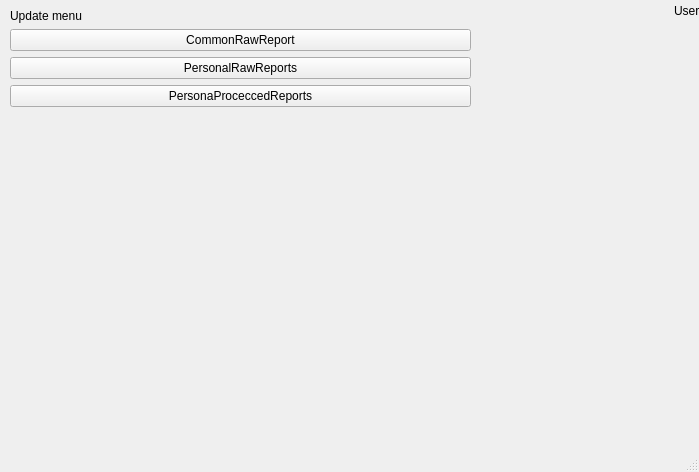
Before: the Qt Designer form Dose/mainwindow.ui in ILisun24121981/Dose, drawn with Qt 5.
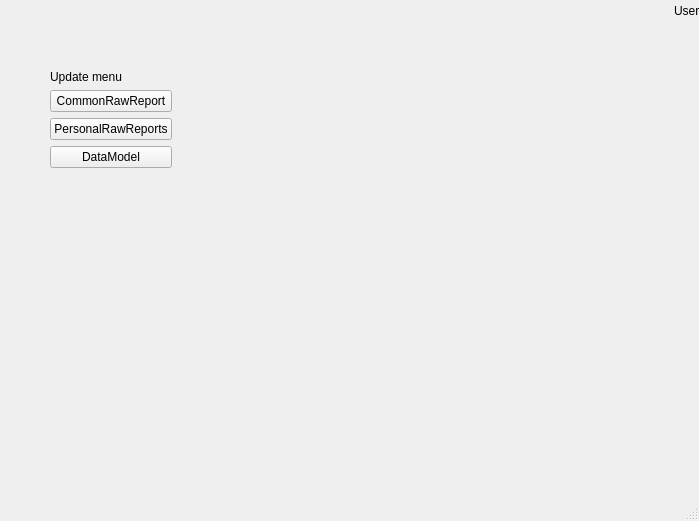
After: the same form once the commit is applied.

Commit message: реализовал функцию парсинга данных для постоения графика из текстового файла get_data класса  Data_Model

Patch:
```diff
--- a/Dose/mainwindow.ui
+++ b/Dose/mainwindow.ui
@@ -7,12 +7,12 @@
     <x>0</x>
     <y>0</y>
     <width>699</width>
-    <height>472</height>
+    <height>521</height>
    </rect>
   </property>
   <property name="minimumSize">
    <size>
-    <width>500</width>
+    <width>300</width>
     <height>300</height>
    </size>
   </property>
@@ -55,17 +55,21 @@
    <widget class="QWidget" name="horizontalLayoutWidget_2">
     <property name="geometry">
      <rect>
-      <x>10</x>
-      <y>9</y>
-      <width>461</width>
-      <height>241</height>
+      <x>50</x>
+      <y>70</y>
+      <width>541</width>
+      <height>391</height>
      </rect>
     </property>
-    <layout class="QHBoxLayout" name="horizontalLayout_2">
+    <layout class="QHBoxLayout" name="horizontalLayout_4">
      <item>
       <layout class="QVBoxLayout" name="verticalLayout_3">
        <item>
-        <widget class="QLabel" name="label_2">
+        <layout class="QHBoxLayout" name="horizontalLayout_2">
+         <item>
+          <layout class="QVBoxLayout" name="verticalLayout_2">
+           <item>
+            <widget class="QLabel" name="label_3">
          <property name="text">
           <string>Update menu</string>
          </property>
@@ -86,14 +90,75 @@
         </widget>
        </item>
        <item>
-        <widget class="QPushButton" name="btn_ProcPerRawReps">
+            <widget class="QPushButton" name="btn_DataModel">
          <property name="text">
-          <string>PersonaProceccedReports</string>
+              <string>DataModel</string>
          </property>
         </widget>
        </item>
+          </layout>
+         </item>
        <item>
-        <spacer name="verticalSpacer">
+          <spacer name="horizontalSpacer">
+           <property name="orientation">
+            <enum>Qt::Horizontal</enum>
+           </property>
+           <property name="sizeHint" stdset="0">
+            <size>
+             <width>40</width>
+             <height>20</height>
+            </size>
+           </property>
+          </spacer>
+         </item>
+        </layout>
+       </item>
+       <item>
+        <spacer name="verticalSpacer_2">
+         <property name="orientation">
+          <enum>Qt::Vertical</enum>
+         </property>
+         <property name="sizeHint" stdset="0">
+          <size>
+           <width>20</width>
+           <height>40</height>
+          </size>
+         </property>
+        </spacer>
+       </item>
+      </layout>
+     </item>
+     <item>
+      <layout class="QVBoxLayout" name="verticalLayout_4">
+       <item>
+        <layout class="QHBoxLayout" name="horizontalLayout_3">
+         <item>
+          <widget class="QWidget" name="widget" native="true">
+           <property name="minimumSize">
+            <size>
+             <width>300</width>
+             <height>300</height>
+            </size>
+           </property>
+          </widget>
+         </item>
+         <item>
+          <spacer name="horizontalSpacer_2">
+           <property name="orientation">
+            <enum>Qt::Horizontal</enum>
+           </property>
+           <property name="sizeHint" stdset="0">
+            <size>
+             <width>40</width>
+             <height>20</height>
+            </size>
+           </property>
+          </spacer>
+         </item>
+        </layout>
+       </item>
+       <item>
+        <spacer name="verticalSpacer_3">
          <property name="orientation">
           <enum>Qt::Vertical</enum>
          </property>
```
Left out of the diff: 8 changed lines with no effect on the pictures. Lines whose indentation alone changed are shown as unchanged. The commit also changes 19 other files.
